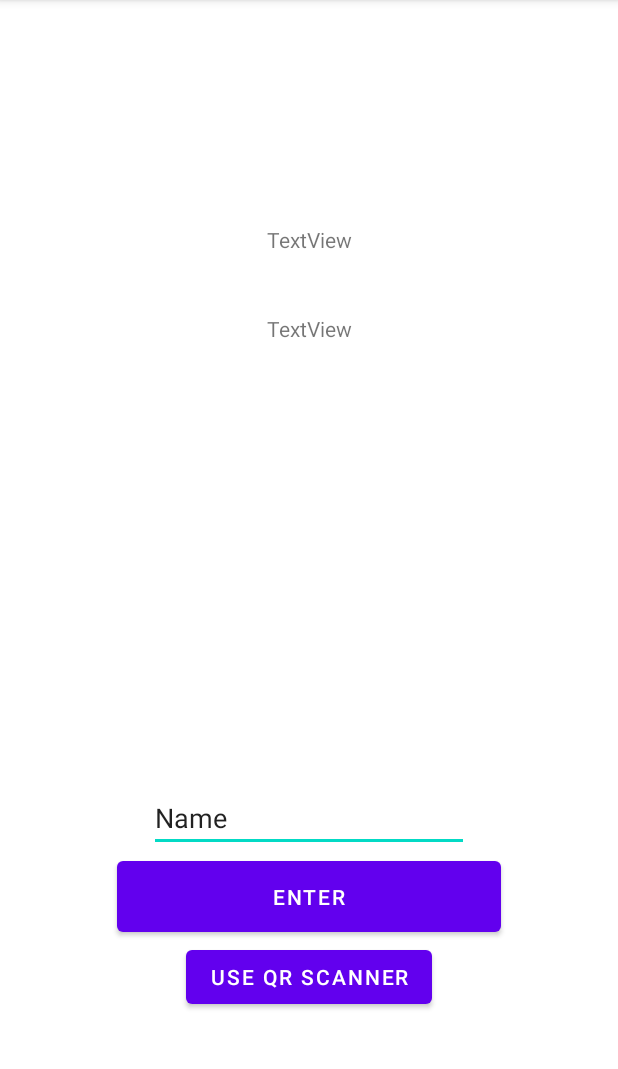
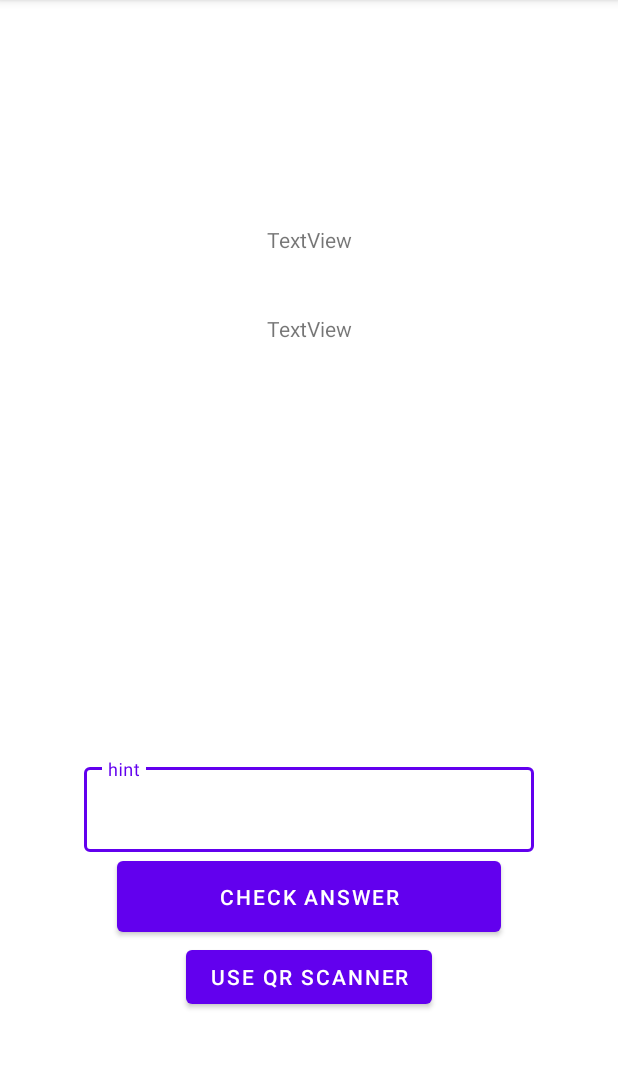
Before and after one commit to Andre-V/ScavHunt, an Android app: the AnswerTaskActivity screen opened directly, with no data from a screen before it, on a phone screen of 412 x 824 dp, the part 84-1153 px from its top. Run offline under Robolectric (Android 15) with nearby library versions, the phone set to English and light mode, and no system bars.

```diff
--- a/app/src/main/java/com/example/scavhunt/AnswerTaskActivity.kt
+++ b/app/src/main/java/com/example/scavhunt/AnswerTaskActivity.kt
@@ -1,11 +1,50 @@
 package com.example.scavhunt
 
+import android.app.Activity
 import androidx.appcompat.app.AppCompatActivity
 import android.os.Bundle
+import android.widget.Button
+import android.widget.EditText
+import android.widget.TextView
+import com.example.scavhunt.db.ScavItem
+import com.google.android.material.textfield.TextInputLayout
 
 class AnswerTaskActivity : AppCompatActivity() {
+    var scavItem : ScavItem? = null
     override fun onCreate(savedInstanceState: Bundle?) {
         super.onCreate(savedInstanceState)
         setContentView(R.layout.activity_answer_task)
+
+        val answerTitle = findViewById<TextView>(R.id.answer_title)
+        val answerDesc = findViewById<TextView>(R.id.answer_desc)
+        val answerButton = findViewById<Button>(R.id.answer_check_answer)
+        val answerInput = findViewById<TextInputLayout>(R.id.answer_input)
+        scavItem = intent.getParcelableExtra<ScavItem>("item")
+        scavItem?.let { item ->
+            answerTitle.text = item.title
+            answerDesc.text = item.desc
+            answerButton.setOnClickListener {
+                if (answerInput.editText?.text.toString() == item.answer) {
+                    answerInput.error = null
+                    answerInput.hint = "Correct!"
+                    item.completed = true
+                }
+                else {
+                    answerInput.error = "Incorrect answer"
+                    answerInput.hint = "Input answer"
+                    item.completed = false
+                }
+            }
+        }
+    }
+
+    override fun onBackPressed() {
+
+        val returnIntent = intent.apply {
+            putExtra("item", scavItem)
+        }
+        setResult(Activity.RESULT_OK, returnIntent)
+
+        super.onBackPressed()
     }
 }
--- a/app/src/main/java/com/example/scavhunt/fragment/create/FragmentCreateHunt.kt
+++ b/app/src/main/java/com/example/scavhunt/fragment/create/FragmentCreateHunt.kt
@@ -15,7 +15,6 @@ import androidx.fragment.app.viewModels
 import androidx.lifecycle.ViewModel
 import androidx.recyclerview.widget.LinearLayoutManager
 import androidx.recyclerview.widget.RecyclerView
-import androidx.room.Room
 import com.example.scavhunt.CreateScavItemActivity
 import com.example.scavhunt.R
 import com.example.scavhunt.ScavHuntApp
@@ -103,9 +102,9 @@ class FragmentCreateHunt : Fragment() {
     }
     private fun saveScavHunt() {
         GlobalScope.launch(Dispatchers.IO) {
-            val rowid = ScavHuntApp.scavHuntDao.insertScavHunt(createHuntData.hunt)
+            val rowid = ScavHuntApp.scavHuntDao.insert(createHuntData.hunt)
             createHuntData.setItemsID(rowid.toInt())
-            ScavHuntApp.scavItemDao.insertScavItems(createHuntData.items)
+            ScavHuntApp.scavItemDao.insert(createHuntData.items)
         }
     }
 
--- a/app/src/main/res/layout/activity_answer_task.xml
+++ b/app/src/main/res/layout/activity_answer_task.xml
@@ -31,7 +31,7 @@
             app:layout_constraintStart_toStartOf="parent"
             app:layout_constraintTop_toBottomOf="@+id/answer_title" />
 
-        <EditText
+        <!--<EditText
             android:id="@+id/answer_input"
             android:layout_width="wrap_content"
             android:layout_height="wrap_content"
@@ -41,13 +41,31 @@
             android:text="Name"
             app:layout_constraintBottom_toBottomOf="parent"
             app:layout_constraintEnd_toEndOf="parent"
-            app:layout_constraintStart_toStartOf="parent" />
+            app:layout_constraintStart_toStartOf="parent" />-->
+
+        <com.google.android.material.textfield.TextInputLayout
+            android:id="@+id/answer_input"
+            android:layout_width="300dp"
+            android:layout_height="wrap_content"
+            android:layout_marginBottom="200dp"
+            android:ems="10"
+            app:layout_constraintBottom_toBottomOf="parent"
+            app:layout_constraintEnd_toEndOf="parent"
+            app:layout_constraintStart_toStartOf="parent"
+            style="@style/Widget.MaterialComponents.TextInputLayout.OutlinedBox"
+            android:hint="hint">
+
+            <com.google.android.material.textfield.TextInputEditText
+                android:layout_width="match_parent"
+                android:layout_height="wrap_content"
+                 />
+        </com.google.android.material.textfield.TextInputLayout>
 
         <Button
             android:id="@+id/answer_check_answer"
             android:layout_width="256dp"
             android:layout_height="59dp"
-            android:text="ENTER"
+            android:text="CHECK ANSWER"
             app:layout_constraintEnd_toEndOf="parent"
             app:layout_constraintStart_toStartOf="parent"
             app:layout_constraintTop_toBottomOf="@+id/answer_input" />
--- a/app/src/main/res/values/colors.xml
+++ b/app/src/main/res/values/colors.xml
@@ -7,4 +7,6 @@
     <color name="teal_700">#FF018786</color>
     <color name="black">#FF000000</color>
     <color name="white">#FFFFFFFF</color>
+    <!-- User defined colours -->
+    <color name="complete">#6CD86C</color>
 </resources>
```
Also changed, not shown: app/src/main/java/com/example/scavhunt/PlayTasksActivity.kt (+48 -6 lines), app/src/main/java/com/example/scavhunt/db/DataAccessObjects.kt (+9 -6 lines), app/src/main/java/com/example/scavhunt/fragment/play/FragmentPlayHunt.kt (+12 -10 lines), app/src/main/java/com/example/scavhunt/fragment/play/PlayScavHuntAdapter.kt (+7 -0 lines).
